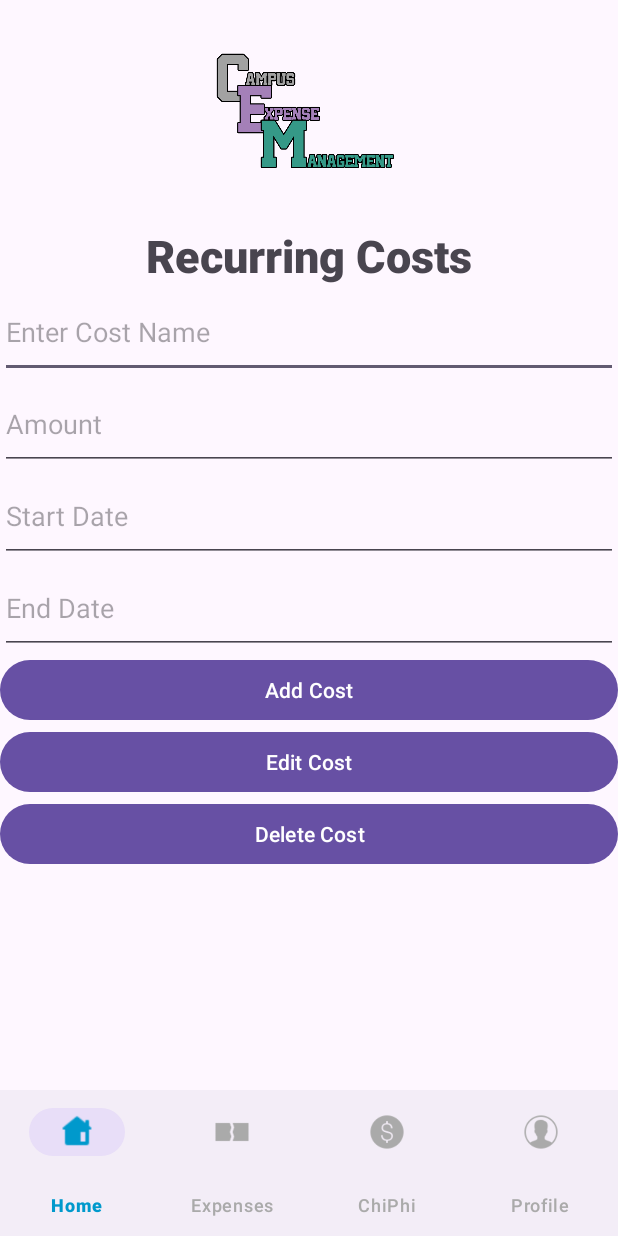
After one commit to alabink/asm, an Android app: the layout activity_recurring_costs.xml on its own in the app's theme, with its tools: preview values and no code run, on a phone screen of 412 x 824 dp. The commit adds this screen. Run offline under Robolectric (Android 15) with nearby library versions, the phone set to English and light mode, and no system bars; Roboto replaces fonts that are not available here.

Commit message:
update tgbao

```diff
--- a/app/src/main/java/com/example/todolistse06302/HomeScreen.java
+++ b/app/src/main/java/com/example/todolistse06302/HomeScreen.java
@@ -47,6 +47,10 @@ public class HomeScreen extends AppCompatActivity {
                 // Chuyển đến Activity Manage Expense
                 startActivity(new Intent(HomeScreen.this, ManageExpenseActivity.class));
                 return true;
+            }else if (item.getItemId() == R.id.navigation_ChiPhi) {
+                // Chuyển sang Activity ChiPhi
+                startActivity(new Intent(HomeScreen.this, RecurringExpenseActivity.class));
+                return true;
             } else if (item.getItemId() == R.id.navigation_profile) {
                 // Chuyển đến Activity Profile khi user click vào
                 startActivity(new Intent(HomeScreen.this, Profile.class));
--- a/app/src/main/java/com/example/todolistse06302/Profile.java
+++ b/app/src/main/java/com/example/todolistse06302/Profile.java
@@ -42,6 +42,10 @@ public class Profile extends AppCompatActivity {
                 // Chuyển đến Activity HomeScreen khi user click vào
                 startActivity(new Intent(Profile.this, HomeScreen.class));
                 return true;
+            }else if (item.getItemId() == R.id.navigation_ChiPhi) {
+                // Chuyển sang Activity ChiPhi
+                startActivity(new Intent(Profile.this, RecurringExpenseActivity.class));
+                return true;
             }
             return false;
         });
--- /dev/null
+++ b/app/src/main/res/layout/activity_recurring_costs.xml
@@ -0,0 +1,93 @@
+<?xml version="1.0" encoding="utf-8"?>
+<LinearLayout xmlns:android="http://schemas.android.com/apk/res/android"
+    xmlns:app="http://schemas.android.com/apk/res-auto"
+    xmlns:tools="http://schemas.android.com/tools"
+    android:layout_width="match_parent"
+    android:layout_height="match_parent"
+    android:orientation="vertical">
+    <ImageView
+        android:id="@+id/imageView4"
+        android:layout_width="150dp"
+        android:layout_height="150dp"
+        android:layout_gravity="center"
+        app:srcCompat="@drawable/cemnoback" />
+
+    <TextView
+        android:id="@+id/textView4"
+        android:layout_width="match_parent"
+        android:layout_height="wrap_content"
+        android:fontFamily="sans-serif-black"
+        android:gravity="center"
+        android:text="Recurring Costs"
+        android:textSize="30dp" />
+
+    <EditText
+        android:id="@+id/edtCostName"
+        android:layout_width="match_parent"
+        android:layout_height="61dp"
+        android:hint="Enter Cost Name"
+        android:inputType="text"
+        android:focusable="true"
+        android:clickable="true"/>
+
+    <EditText
+        android:id="@+id/edtCostAmount"
+        android:layout_width="match_parent"
+        android:layout_height="61dp"
+        android:hint="Amount"
+        android:inputType="numberDecimal" />
+
+    <EditText
+        android:id="@+id/edtStartDate"
+        android:layout_width="match_parent"
+        android:layout_height="61dp"
+        android:hint="Start Date"
+        android:inputType="date" />
+
+    <EditText
+        android:id="@+id/edtEndDate"
+        android:layout_width="match_parent"
+        android:layout_height="61dp"
+        android:hint="End Date"
+        android:inputType="date"/>
+
+    <Button
+        android:id="@+id/btnAddRecurringCost"
+        android:layout_width="match_parent"
+        android:layout_height="wrap_content"
+        android:text="Add Cost" />
+
+    <Button
+        android:id="@+id/btnEditCost"
+        android:layout_width="match_parent"
+        android:layout_height="wrap_content"
+        android:text="Edit Cost" />
+
+    <Button
+        android:id="@+id/btnDeleteCost"
+        android:layout_width="match_parent"
+        android:layout_height="wrap_content"
+        android:text="Delete Cost" />
+
+    <ListView
+        android:id="@+id/listViewRecurringCosts"
+        android:layout_width="match_parent"
+        android:layout_height="117dp"
+        android:layout_above="@id/bottomNavigation"
+        android:layout_alignParentTop="true"
+        android:layout_weight="1" />
+
+    <com.google.android.material.bottomnavigation.BottomNavigationView
+        android:id="@+id/bottomNavigation"
+        android:layout_width="match_parent"
+        android:layout_height="97dp"
+        android:layout_marginTop="8dp"
+        app:itemIconTint="@color/selector_bottom_nav"
+        app:itemTextColor="@color/selector_bottom_nav"
+        app:labelVisibilityMode="labeled"
+        app:layout_constraintBottom_toBottomOf="parent"
+        app:layout_constraintEnd_toEndOf="parent"
+        app:layout_constraintStart_toStartOf="parent"
+        app:menu="@menu/menu_main" />
+
+</LinearLayout>
--- a/app/src/main/res/menu/menu_main.xml
+++ b/app/src/main/res/menu/menu_main.xml
@@ -8,6 +8,10 @@
         android:icon="@drawable/ic_expense"
         android:title="Expenses" />
     <item
+        android:id="@+id/navigation_ChiPhi"
+        android:icon="@drawable/ic_chiphi1"
+        android:title="ChiPhi" />
+    <item
         android:id="@+id/navigation_profile"
         android:icon="@drawable/ic_profile"
         android:title="Profile" />
--- a/gradle/libs.versions.toml
+++ b/gradle/libs.versions.toml
@@ -1,5 +1,5 @@
 [versions]
-agp = "8.8.0"
+agp = "8.9.0"
 junit = "4.13.2"
 junitVersion = "1.2.1"
 espressoCore = "3.6.1"
```
Also changed, not shown: app/src/main/AndroidManifest.xml (+10 -20 lines), app/src/main/java/com/example/todolistse06302/ManageExpenseActivity.java (+8 -0 lines), app/src/main/java/com/example/todolistse06302/RecurringExpense.java (added, +31 -0 lines), app/src/main/java/com/example/todolistse06302/RecurringExpenseActivity.java (added, +227 -0 lines), app/src/main/java/com/example/todolistse06302/RecurringExpenseAdapter.java (added, +88 -0 lines), app/src/main/java/com/example/todolistse06302/database/DatabaseHelper.java (+71 -1 lines), app/src/main/res/layout/item_recurring_cost.xml (added, +38 -0 lines), app/src/main/res/drawable/ic_chiphi1.png (added), gradle/wrapper/gradle-wrapper.properties, 85 other files.
